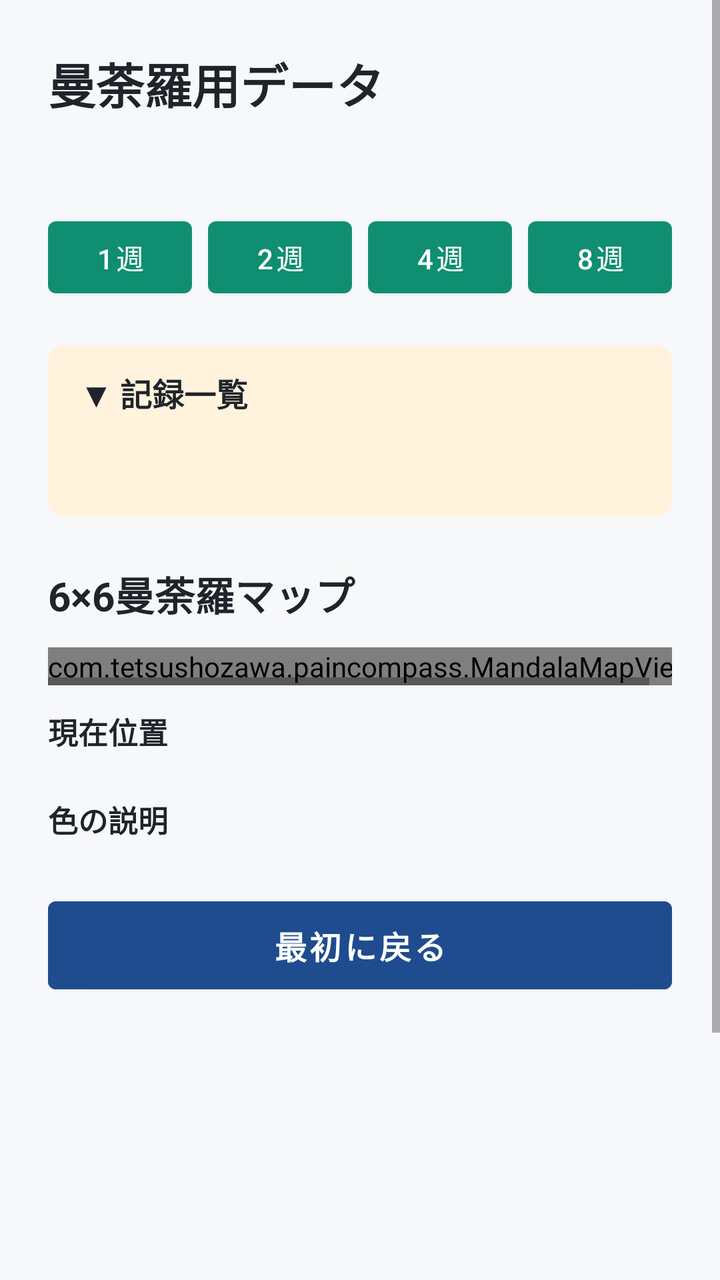
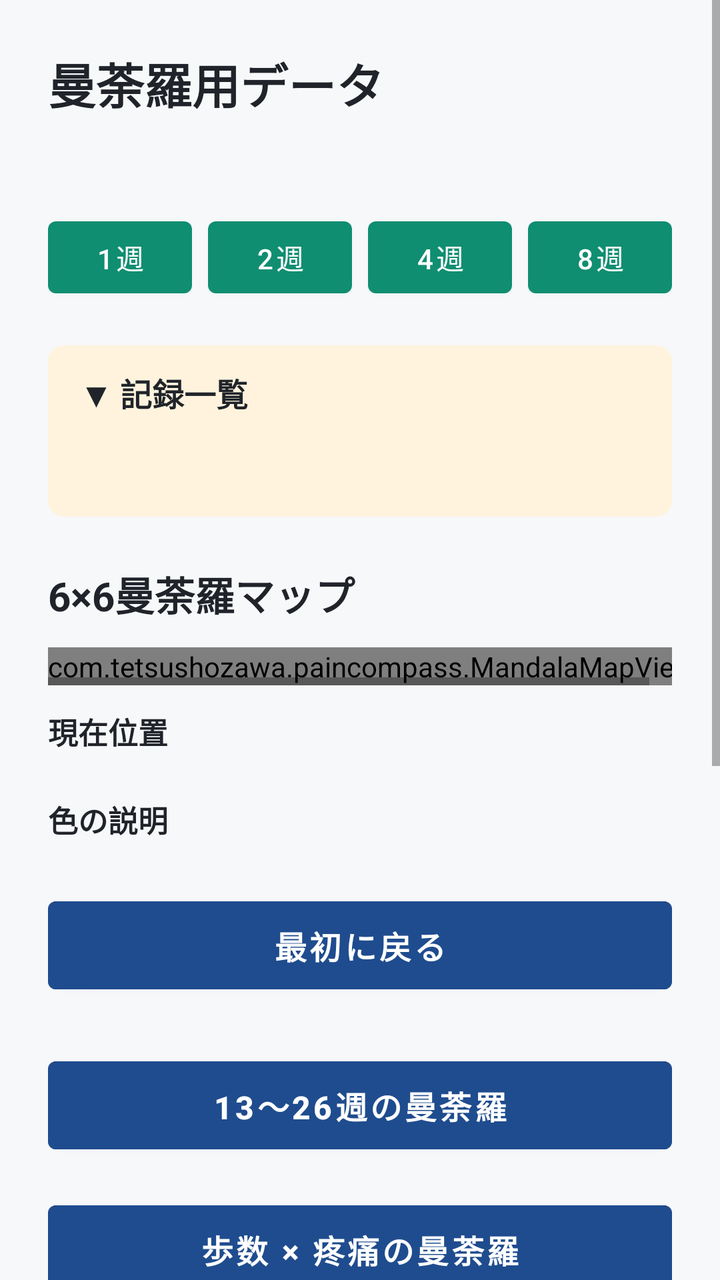

Two renders of the same Android screen: before a commit and after it. Below are the layout's source before the change and the commit's diff.
<!-- AndroidManifest.xml: application theme Theme.PainRecord001 -->
<!-- res/layout/activity_mandala_data.xml -->
<?xml version="1.0" encoding="utf-8"?>
<ScrollView xmlns:android="http://schemas.android.com/apk/res/android"
    android:layout_width="match_parent"
    android:layout_height="match_parent"
    android:background="@color/screen_background"
    android:clipToPadding="false"
    android:fillViewport="true"
    android:paddingBottom="120dp">

    <LinearLayout
        android:layout_width="match_parent"
        android:layout_height="wrap_content"
        android:orientation="vertical"
        android:padding="24dp">

        <TextView
            android:layout_width="match_parent"
            android:layout_height="wrap_content"
            android:text="@string/mandala_data_title"
            android:textColor="@color/text_primary"
            android:textSize="24sp"
            android:textStyle="bold" />

        <TextView
            android:id="@+id/mandalaPeriodText"
            android:layout_width="match_parent"
            android:layout_height="wrap_content"
            android:layout_marginTop="8dp"
            android:textColor="@color/text_secondary"
            android:textSize="16sp" />

        <HorizontalScrollView
            android:layout_width="match_parent"
            android:layout_height="wrap_content"
            android:layout_marginTop="16dp"
            android:scrollbars="none">

            <LinearLayout
                android:layout_width="wrap_content"
                android:layout_height="wrap_content"
                android:orientation="horizontal">

                <Button
                    android:id="@+id/periodOneWeekButton"
                    android:layout_width="72dp"
                    android:layout_height="48dp"
                    android:layout_marginEnd="8dp"
                    android:text="@string/period_one_week"
                    android:textAllCaps="false" />

                <Button
                    android:id="@+id/periodTwoWeeksButton"
                    android:layout_width="72dp"
                    android:layout_height="48dp"
                    android:layout_marginEnd="8dp"
                    android:text="@string/period_two_weeks"
                    android:textAllCaps="false" />

                <Button
                    android:id="@+id/periodFourWeeksButton"
                    android:layout_width="72dp"
                    android:layout_height="48dp"
                    android:layout_marginEnd="8dp"
                    android:text="@string/period_four_weeks"
                    android:textAllCaps="false" />

                <Button
                    android:id="@+id/periodEightWeeksButton"
                    android:layout_width="72dp"
                    android:layout_height="48dp"
                    android:layout_marginEnd="8dp"
                    android:text="@string/period_eight_weeks"
                    android:textAllCaps="false" />

                <Button
                    android:id="@+id/periodTwelveWeeksButton"
                    android:layout_width="72dp"
                    android:layout_height="48dp"
                    android:text="@string/period_twelve_weeks"
                    android:textAllCaps="false" />
            </LinearLayout>
        </HorizontalScrollView>

        <LinearLayout
            android:layout_width="match_parent"
            android:layout_height="wrap_content"
            android:layout_marginTop="20dp"
            android:background="@drawable/saved_record_background"
            android:orientation="vertical"
            android:paddingStart="16dp"
            android:paddingEnd="16dp">

            <TextView
                android:id="@+id/mandalaRecordsToggle"
                android:layout_width="match_parent"
                android:layout_height="48dp"
                android:clickable="true"
                android:focusable="true"
                android:gravity="center_vertical"
                android:text="@string/mandala_records_expanded"
                android:textColor="@color/text_primary"
                android:textSize="16sp"
                android:textStyle="bold" />

            <TextView
                android:id="@+id/mandalaDataText"
                android:layout_width="match_parent"
                android:layout_height="wrap_content"
                android:paddingBottom="16dp"
                android:textColor="@color/text_primary"
                android:textSize="16sp" />
        </LinearLayout>

        <TextView
            android:layout_width="match_parent"
            android:layout_height="wrap_content"
            android:layout_marginTop="24dp"
            android:text="@string/mandala_map_title"
            android:textColor="@color/text_primary"
            android:textSize="20sp"
            android:textStyle="bold" />

        <HorizontalScrollView
            android:layout_width="match_parent"
            android:layout_height="wrap_content"
            android:layout_marginTop="12dp">

            <com.tetsushozawa.paincompass.MandalaMapView
                android:id="@+id/mandalaMapView"
                android:layout_width="wrap_content"
                android:layout_height="wrap_content" />
        </HorizontalScrollView>

        <LinearLayout
            android:id="@+id/mandalaColorLegendLayout"
            android:layout_width="match_parent"
            android:layout_height="wrap_content"
            android:layout_marginTop="12dp"
            android:orientation="vertical">

            <TextView
                android:layout_width="match_parent"
                android:layout_height="wrap_content"
                android:text="@string/mandala_current_position_title"
                android:textColor="@color/text_primary"
                android:textSize="15sp"
                android:textStyle="bold" />

            <LinearLayout
                android:id="@+id/mandalaCurrentPositionLegendItems"
                android:layout_width="match_parent"
                android:layout_height="wrap_content"
                android:layout_marginTop="8dp"
                android:orientation="vertical" />

            <TextView
                android:layout_width="match_parent"
                android:layout_height="wrap_content"
                android:layout_marginTop="14dp"
                android:text="@string/mandala_color_legend_title"
                android:textColor="@color/text_primary"
                android:textSize="15sp"
                android:textStyle="bold" />

            <LinearLayout
                android:id="@+id/mandalaColorLegendItems"
                android:layout_width="match_parent"
                android:layout_height="wrap_content"
                android:layout_marginTop="8dp"
                android:orientation="vertical" />
        </LinearLayout>

        <Button
            android:id="@+id/mandalaReturnToTopButton"
            android:layout_width="match_parent"
            android:layout_height="56dp"
            android:layout_marginTop="16dp"
            android:backgroundTint="@color/mandala_button"
            android:text="@string/return_to_top"
            android:textAllCaps="false"
            android:textColor="@color/white"
            android:textSize="16sp"
            android:textStyle="bold" />

        <Space
            android:layout_width="match_parent"
            android:layout_height="120dp" />
    </LinearLayout>
</ScrollView>
<!-- resources referenced by this layout -->
<resources>
  <color name="mandala_button">#FF1F4C8E</color>
  <color name="screen_background">#FFF7F8FA</color>
  <color name="text_primary">#FF20242A</color>
  <color name="text_secondary">#FF64707D</color>
  <color name="white">#FFFFFFFF</color>
  <!-- drawable saved_record_background (drawable) -->
  <?xml version="1.0" encoding="utf-8"?>
  <shape xmlns:android="http://schemas.android.com/apk/res/android">
      <solid android:color="@color/saved_record_background" />
      <corners android:radius="8dp" />
  </shape>
  <string name="mandala_color_legend_title">色の説明</string>
  <string name="mandala_current_position_title">現在位置</string>
  <string name="mandala_data_title">曼荼羅用データ</string>
  <string name="mandala_map_title">6×6曼荼羅マップ</string>
  <string name="mandala_records_expanded">▼ 記録一覧</string>
  <string name="period_eight_weeks">8週</string>
  <string name="period_four_weeks">4週</string>
  <string name="period_one_week">1週</string>
  <string name="period_twelve_weeks">12週</string>
  <string name="period_two_weeks">2週</string>
  <string name="return_to_top">最初に戻る</string>
  <style name="Theme.PainRecord001" parent="Theme.MaterialComponents.DayNight.NoActionBar">
          
          <item name="colorPrimary">@color/accent</item>
          <item name="colorPrimaryVariant">@color/mandala_button</item>
          <item name="colorOnPrimary">@color/white</item>
          
          <item name="colorSecondary">@color/teal_200</item>
          <item name="colorSecondaryVariant">@color/teal_700</item>
          <item name="colorOnSecondary">@color/black</item>
          
          <item name="android:statusBarColor">?attr/colorPrimaryVariant</item>
          
      </style>
  <color name="saved_record_background">#FFFFF3DD</color>
  <color name="accent">#FF108E71</color>
  <color name="teal_200">#FF03DAC5</color>
  <color name="teal_700">#FF018786</color>
  <color name="black">#FF000000</color>
</resources>

<!-- the commit's change to res/layout/activity_mandala_data.xml (unified diff, before → after) -->
@@ -182,6 +182,42 @@
             android:textSize="16sp"
             android:textStyle="bold" />
 
+        <Button
+            android:id="@+id/mandalaOlderWeeksButton"
+            android:layout_width="match_parent"
+            android:layout_height="56dp"
+            android:layout_marginTop="24dp"
+            android:backgroundTint="@color/mandala_button"
+            android:text="13〜26週の曼荼羅"
+            android:textAllCaps="false"
+            android:textColor="@color/white"
+            android:textSize="16sp"
+            android:textStyle="bold" />
+
+        <Button
+            android:id="@+id/mandalaStepsButton"
+            android:layout_width="match_parent"
+            android:layout_height="56dp"
+            android:layout_marginTop="16dp"
+            android:backgroundTint="@color/mandala_button"
+            android:text="歩数 × 疼痛の曼荼羅"
+            android:textAllCaps="false"
+            android:textColor="@color/white"
+            android:textSize="16sp"
+            android:textStyle="bold" />
+
+        <Button
+            android:id="@+id/mandalaPressureButton"
+            android:layout_width="match_parent"
+            android:layout_height="56dp"
+            android:layout_marginTop="16dp"
+            android:backgroundTint="@color/mandala_button"
+            android:text="気圧 × 疼痛の曼荼羅"
+            android:textAllCaps="false"
+            android:textColor="@color/white"
+            android:textSize="16sp"
+            android:textStyle="bold" />
+
         <Space
             android:layout_width="match_parent"
             android:layout_height="120dp" />
